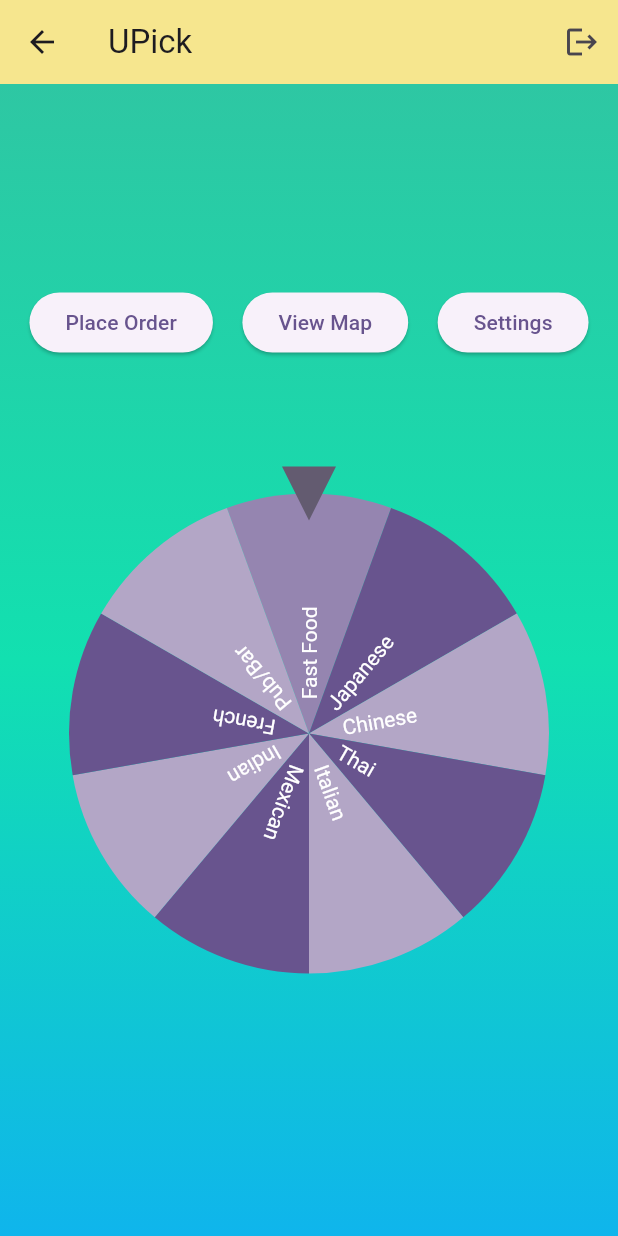
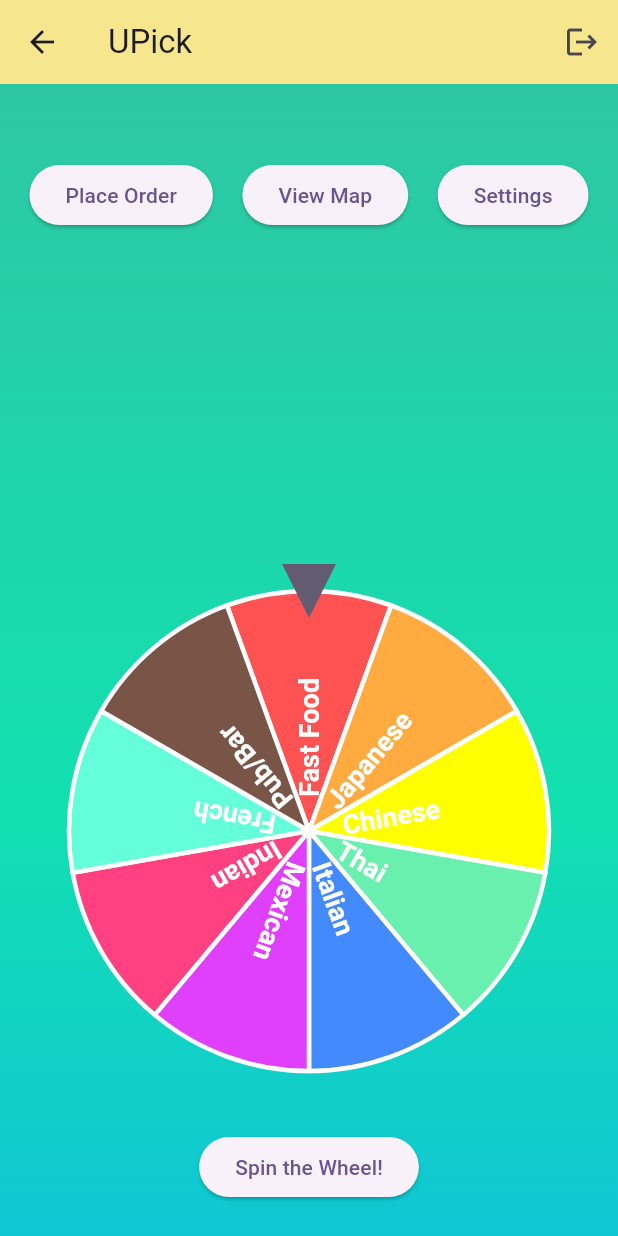
Before and after one commit to LGugs3/Surprise-Delivery-App, a Flutter app: the HomePage screen opened directly, on a phone screen of 412 x 824 dp. Run offline on Flutter 3.47's test engine with Material 3 defaults, Android fonts, the phone set to English and light mode, and no system bars; drawn by our look-alikes of flutter_fortune_wheel; our stand-ins replace confetti, firebase_auth, firebase_core, flutter_dotenv, google_fonts, google_maps_flutter and 1 more; accounts and stored records are empty.

Commit message:
added colors and a button

```diff
--- a/Surprise_Delivery_App/lib/pages/home_page.dart
+++ b/Surprise_Delivery_App/lib/pages/home_page.dart
@@ -1,6 +1,7 @@
 // ignore_for_file: use_super_parameters, avoid_print
 
 import 'dart:math';
+import 'dart:async';
 import 'package:firebase_auth/firebase_auth.dart';
 import 'package:surpirse_delivery_app/pages/signin_page.dart';
 import 'package:flutter/material.dart';
@@ -17,6 +18,7 @@ class HomePage extends StatefulWidget {
   _HomePageState createState() => _HomePageState();
 }
 
+// the buttons for homepage are here
 Row buttonRow(BuildContext context) {
   return Row(
     mainAxisAlignment: MainAxisAlignment.spaceEvenly,
@@ -69,6 +71,8 @@ Row buttonRow(BuildContext context) {
 
 class _HomePageState extends State<HomePage> {
   late ConfettiController _centerController;
+  final StreamController<int> controller = StreamController<int>.broadcast(); // Use broadcast
+
   final List<String> cuisineOptions = [
     'Fast Food',
     'Japanese',
@@ -83,6 +87,8 @@ class _HomePageState extends State<HomePage> {
 
   String selectedCuisine = "";
   bool flag = false;
+  // variable to control the selected item
+  int selectedItem = 0;
 
   @override
   void initState() {
@@ -93,7 +99,17 @@ class _HomePageState extends State<HomePage> {
   @override
   void dispose() {
     _centerController.dispose();
+    controller.close();
     super.dispose();
+  }
+
+  void spinWheel() {
+    setState(() {
+      // random selection
+      selectedItem = Random().nextInt(cuisineOptions.length);
+    });
+    // makes the wheel spin
+    controller.add(selectedItem);
   }
 
   @override
@@ -118,7 +134,9 @@ class _HomePageState extends State<HomePage> {
           )
         ],
       ),
-      body: Container(
+      // wrapped the body into scroll view
+      body: SingleChildScrollView(
+        child: Container(
           decoration: BoxDecoration(
             gradient: LinearGradient(
               colors: [
@@ -132,27 +150,39 @@ class _HomePageState extends State<HomePage> {
           ),
           child: Center(
             child: Padding(
-            padding: EdgeInsets.fromLTRB(0, 50, 0, 50),
+              // adjust the padding here
+              padding: EdgeInsets.fromLTRB(0, 50, 0, 210),
               child: Column(
                 mainAxisAlignment: MainAxisAlignment.center,
                 children: [
                   buttonRow(context),
-                SizedBox(height: 50), // Add space between buttons and the wheel
-                // Fortune Wheel integration
-                GestureDetector(
-                  onTap: () {
-                    // Placeholder for wheel spin logic
-                    setState(() {
-                      // Trigger the wheel spin
-                    });
-                  },
-                  child: SizedBox(
+                   // the space between buttons and the wheel
+                  SizedBox(height: 200),
+
+                  // fortune wheel integration
+                  SizedBox(
                     height: 400,
                     child: FortuneWheel(
-                      selected: Stream.value(0), // Modify for actual logic
+                      // this stream triggers the spin
+                      selected: controller.stream,
                       items: [
-                        for (var it in cuisineOptions) FortuneItem(child: Text(it)),
+                        for (int i = 0; i < cuisineOptions.length; i++)
+                          FortuneItem(
+                            child: Text(
+                              cuisineOptions[i],
+                              style: TextStyle(fontSize: 18, fontWeight: FontWeight.bold, color: Colors.white),
+                            ),
+                            style: FortuneItemStyle(
+                              // unique color randomly
+                              color: getWheelColor(i),
+                              // border color
+                              borderColor: Colors.white,
+                              // border thickness
+                              borderWidth: 3,
+                            ),
+                          ),
                       ],
+                      // the animation pop-up after wheel ends
                       onAnimationEnd: () {
                         _centerController.play();
                         showDialog(
@@ -215,13 +245,35 @@ class _HomePageState extends State<HomePage> {
                       },
                     ),
                   ),
+                  // button below wheel
+                  ElevatedButton(
+                    onPressed: spinWheel,
+                    child: Text("Spin the Wheel!"),
                   ),
                 ],
               ),
             ),
           ),
         ),
+      ),
     );
+  }
+
+  // these are the assigned colors for the wheel
+  Color getWheelColor(int index) {
+    List<Color> wheelColors = [
+      Colors.redAccent,
+      Colors.orangeAccent,
+      Colors.yellowAccent,
+      Colors.greenAccent,
+      Colors.blueAccent,
+      Colors.purpleAccent,
+      Colors.pinkAccent,
+      Colors.tealAccent,
+      Colors.brown
+    ];
+    // loops through colors
+    return wheelColors[index % wheelColors.length];
   }
 
   Color hexStringToColor(String hex) {
```
Lines whose indentation alone changed are shown as unchanged.
